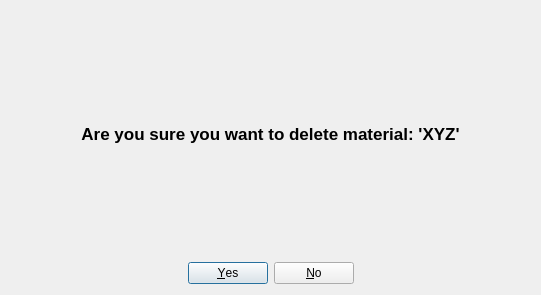
Qt form ui/ConfirmDialog.ui (MagdaOleksandrTeam/ProductionPlanner) before a commit.
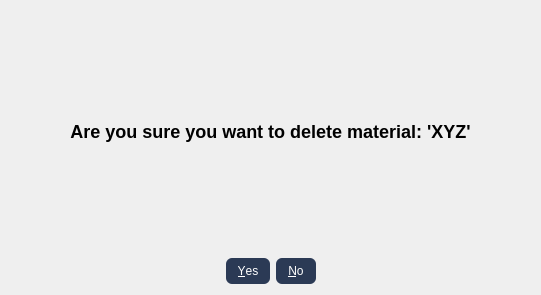
The same form after that commit.

Commit message: BOM layout ready;  added add/edit dialog + minor css adjustments

Patch:
```diff
--- a/ui/ConfirmDialog.ui
+++ b/ui/ConfirmDialog.ui
@@ -30,7 +30,7 @@
      </property>
      <property name="styleSheet">
       <string notr="true">font-weight: bold;
-    font-size: 13pt;</string>
+font-size: 18px;</string>
      </property>
      <property name="text">
       <string>Are you sure you want to delete material: 'XYZ'</string>
@@ -43,7 +43,33 @@
    <item>
     <widget class="QDialogButtonBox" name="btn_confirm_dialog">
      <property name="styleSheet">
-      <string notr="true"/>
+      <string notr="true">QDialog {
+                background-color: #f6f7fb;
+                border-radius: 10px;
+}
+
+QLabel {
+	font-weight: bold;
+	color: #2b3a55;
+}
+
+QLineEdit, QComboBox, QTextEdit, QSpinBox {
+	border: 1px solid #ccc;
+	border-radius: 6px;
+	padding: 4px;
+	 background-color: #ffffff;
+}
+ 
+QDialogButtonBox QPushButton {
+	background-color: #2b3a55;
+	color: white;
+	border-radius: 6px;
+	padding: 6px 12px;
+}
+
+QDialogButtonBox QPushButton:hover {
+background-color: #3b4f70;
+}</string>
      </property>
      <property name="orientation">
       <enum>Qt::Orientation::Horizontal</enum>
```
The commit also changes 8 other files.
